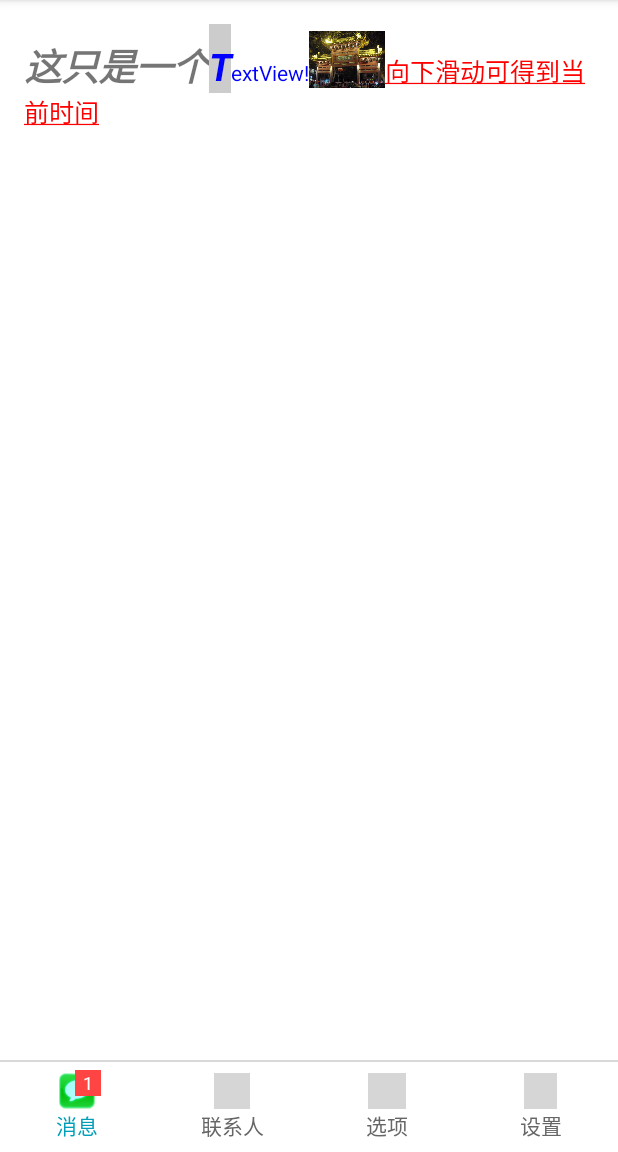
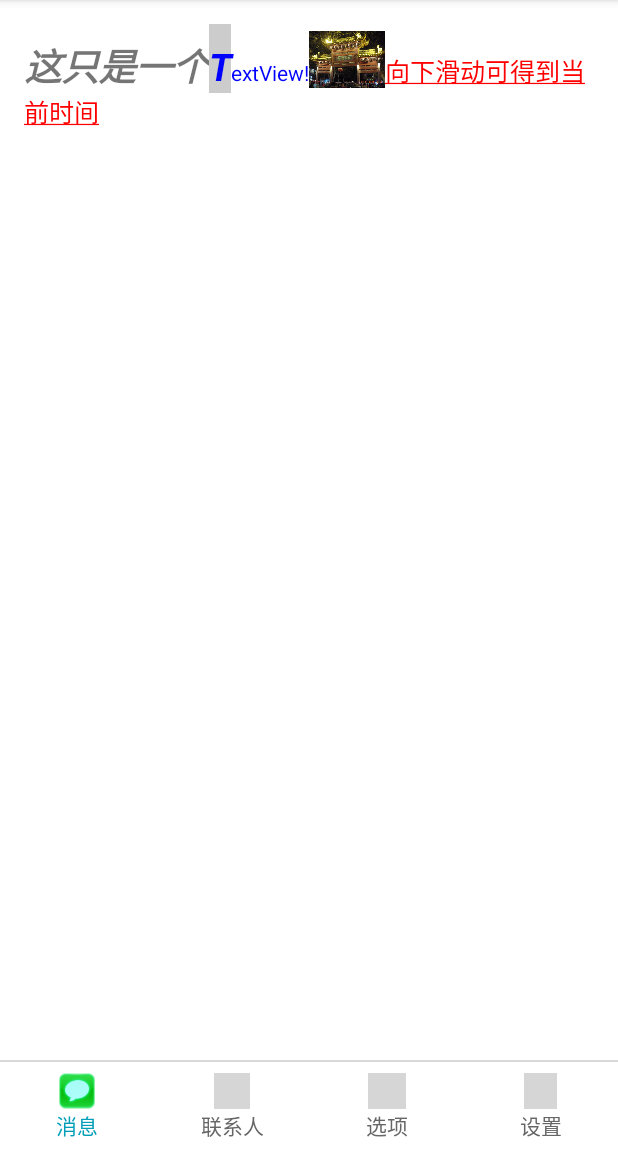
Before and after one commit to cj2hi/TabHost, an Android app: the screen it shows after launch (MainActivity), on a phone screen of 412 x 824 dp, the part 84-1236 px from its top. Run offline under Robolectric (Android 15) with nearby library versions, the phone set to English and light mode, and no system bars; libraries missing offline, so code that uses them is left out: uk.co.senab; plain views replace PullToRefreshLayout; 2 statements that could not run were skipped; grey boxes are pictures that could not be loaded.

Commit message:
修改得到新消息显示方法，更加逼真

```diff
--- a/app/src/main/java/com/killer/tabhost/Fragment1.java
+++ b/app/src/main/java/com/killer/tabhost/Fragment1.java
@@ -1,6 +1,7 @@
 package com.killer.tabhost;
 
 
+import android.content.Context;
 import android.graphics.Color;
 import android.graphics.Typeface;
 import android.graphics.drawable.Drawable;
@@ -39,6 +40,7 @@ public class Fragment1 extends Fragment {
     private TextView mTextView;
     private PullToRefreshLayout mPullToRefreshLayout;
     private View mView; //用于保存VIEW不重建
+    private onMessageListener mCallBack;
 
     public Fragment1() {
         // Required empty public constructor
@@ -69,8 +71,7 @@ public class Fragment1 extends Fragment {
         super.onViewCreated(view, savedInstanceState);
 
 
-
-            // 使用第三方库得到下拉刷新效果
+        // 使用第三方库得到下拉刷新效果
             mPullToRefreshLayout = (PullToRefreshLayout) view.findViewById(R.id.my_layout);
 
             // 设置 PullToRefreshLayout
@@ -144,9 +145,22 @@ public class Fragment1 extends Fragment {
             // 更新UI内容并设置刷新结束语句
             mTextView.append("\n" + result[0]);
 
+            mCallBack.setMessageNumber(1);// 调用Activity的接口方法传值更新UI
+
             mPullToRefreshLayout.setRefreshComplete();
             super.onPostExecute(result);
         }
     }
 
+    // 定义接口给MainActivity使用，便于更新消息UI
+    public interface onMessageListener {
+        public void setMessageNumber(int number);
+    }
+
+    // 得到Activity本身实例，不确定时加Try
+    @Override
+    public void onAttach(Context context) {
+        super.onAttach(context);
+        mCallBack = (onMessageListener) context;
+    }
 }
--- a/app/src/main/java/com/killer/tabhost/MainActivity.java
+++ b/app/src/main/java/com/killer/tabhost/MainActivity.java
@@ -18,7 +18,7 @@ import android.widget.LinearLayout;
 import android.widget.RelativeLayout;
 import android.widget.TextView;
 
-public class MainActivity extends AppCompatActivity implements View.OnClickListener {
+public class MainActivity extends AppCompatActivity implements View.OnClickListener , Fragment1.onMessageListener{
 
     private FragmentTabHost mTabHost;
     private LinearLayout button1, button3; //此处按钮是用布局文件ID
@@ -31,7 +31,7 @@ public class MainActivity extends AppCompatActivity implements View.OnClickListe
             Fragment4.class};
 
     private ImageView image1, image2, image3, image4; // 下方按钮需要用的图片
-    private TextView text1, text2, text3, text4, tvcartNum; // 下方按钮需要用的文字和新消息数字
+    private TextView text1, text2, text3, text4, tvMsgNum; // 下方按钮需要用的文字和新消息数字
     private RelativeLayout button0, button2, rlNum1; //显示数字标签布局
     private int lastSelectButton; // 存储最后点击的布局按钮位置数
 
@@ -105,9 +105,10 @@ public class MainActivity extends AppCompatActivity implements View.OnClickListe
 
         //这里是实例化显示的提示标签数字
         rlNum1 = (RelativeLayout) findViewById(R.id.rlNum1);
-        tvcartNum = (TextView) findViewById(R.id.tvcartNum);
+        tvMsgNum = (TextView) findViewById(R.id.tvMsgNum);
 
-//        tvcartNum.setText("2"); // 可以设置提醒图片的数字
+        rlNum1.setVisibility(View.GONE); // 设置不可见
+//        tvMsgNum.setText("2"); // 可以设置提醒图片的数字
 
         //设置默认选中标签
         mTabHost.setCurrentTabByTag(tabs[0]);
@@ -209,6 +210,14 @@ public class MainActivity extends AppCompatActivity implements View.OnClickListe
 
     }
 
+    // 用于接收fragment1的新消息信息更改UI
+    @Override
+    public void setMessageNumber(int number) {
+        int messageNumber = Integer.parseInt(tvMsgNum.getText().toString());
+        tvMsgNum.setText(String.valueOf(messageNumber + number));
+        rlNum1.setVisibility(View.VISIBLE);
+    }
+
     private class BgChangeReceiver extends BroadcastReceiver {
 
         @Override
@@ -233,4 +242,6 @@ public class MainActivity extends AppCompatActivity implements View.OnClickListe
             }
         }
     }
+
+
 }
--- a/app/src/main/res/layout/activity_main.xml
+++ b/app/src/main/res/layout/activity_main.xml
@@ -96,11 +96,11 @@
                             android:background="@android:color/holo_red_light">
 
                             <TextView
-                                android:id="@+id/tvcartNum"
+                                android:id="@+id/tvMsgNum"
                                 android:layout_width="wrap_content"
                                 android:layout_height="wrap_content"
                                 android:layout_centerInParent="true"
-                                android:text="1"
+                                android:text="0"
                                 android:textColor="#ffffff"
                                 android:textSize="12sp"/>
                         </RelativeLayout>
--- a/app/src/main/res/layout/cardlayout.xml
+++ b/app/src/main/res/layout/cardlayout.xml
@@ -5,12 +5,11 @@
     android:id="@+id/cardview"
     android:layout_width="wrap_content"
     android:layout_height="wrap_content"
-    android:layout_margin="5dp"
-
+    android:layout_margin="2dp"
     app:cardBackgroundColor="@android:color/white"
     app:cardCornerRadius="8dp"
     app:cardElevation="8dp"
-    app:contentPadding="5dp">
+    app:contentPadding="2dp">
 
     <RelativeLayout
         android:layout_width="match_parent"
```
